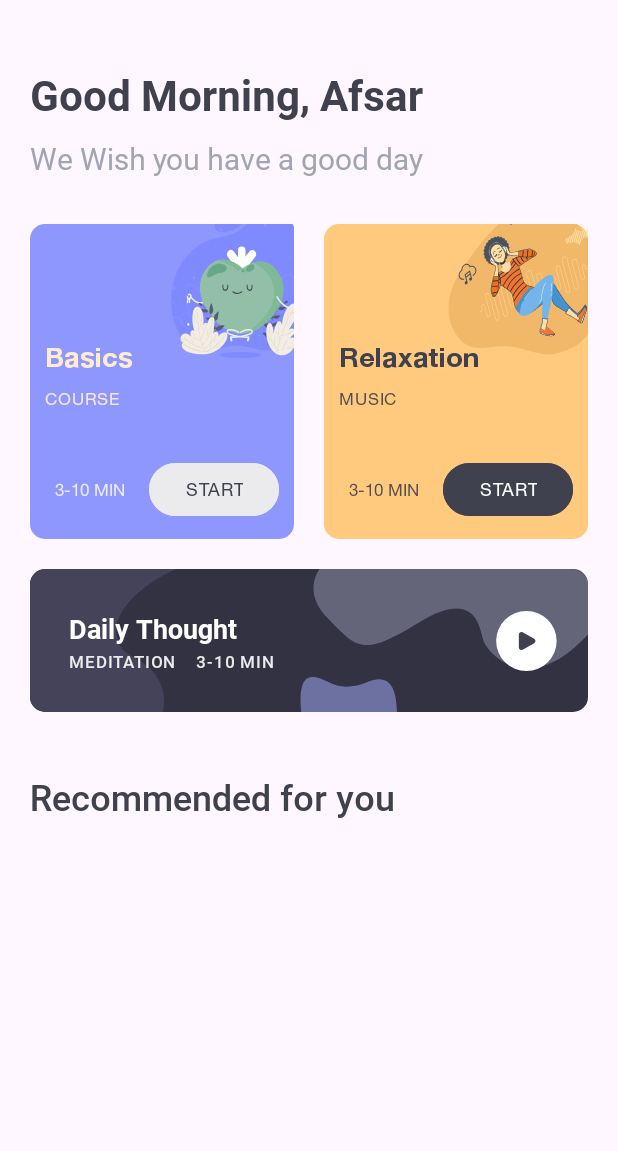
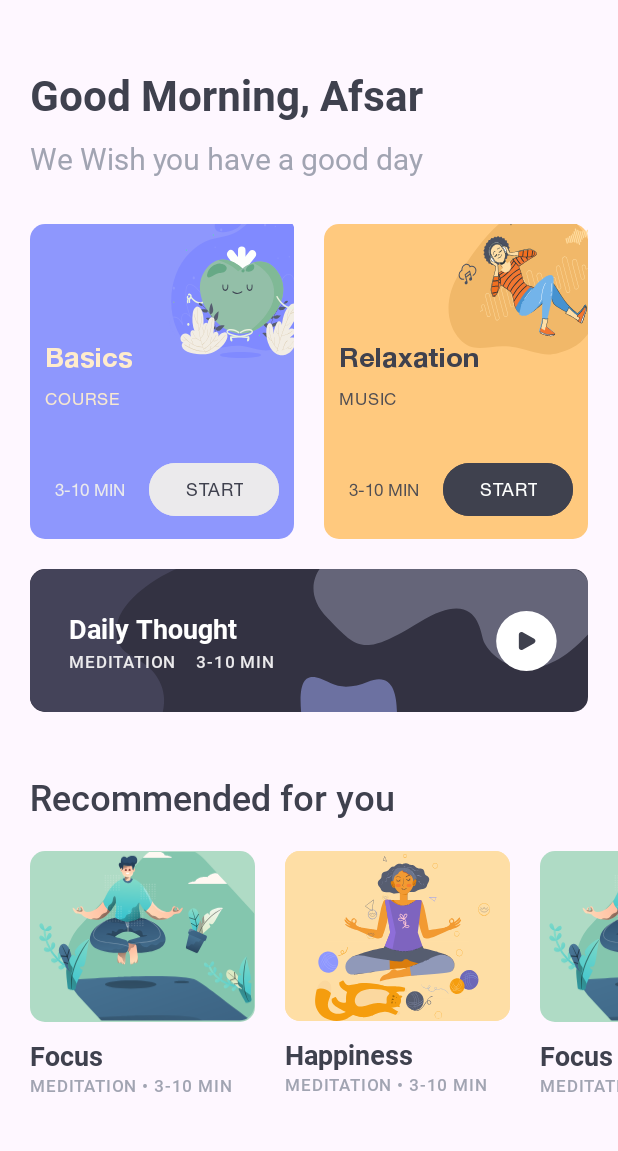
Before and after one commit to Lvntt/SilentMoon, an Android app: the HomeFragment screen opened through its navigation route, on a phone screen of 412 x 824 dp, the part 81-1232 px from its top. Run offline under Robolectric (Android 15) with nearby library versions, the phone set to English and light mode, and no system bars.

Commit message:
finish home screen ui (no nav bar yet)

```diff
--- /dev/null
+++ b/app/src/main/java/dev/lantt/silentmoon/presentation/adapters/MeditationRecommendationAdapter.kt
@@ -0,0 +1,46 @@
+package dev.lantt.silentmoon.presentation.adapters
+
+import android.content.Context
+import android.view.LayoutInflater
+import android.view.View
+import android.view.ViewGroup
+import androidx.core.content.ContextCompat
+import androidx.recyclerview.widget.RecyclerView
+import dev.lantt.silentmoon.R
+import dev.lantt.silentmoon.databinding.ItemMeditationRecommendationBinding
+import dev.lantt.silentmoon.presentation.data.MeditationRecommendation
+
+class MeditationRecommendationAdapter(
+    private val context: Context,
+    private val meditationRecommendations: List<MeditationRecommendation>
+) : RecyclerView.Adapter<MeditationRecommendationAdapter.ViewHolder>() {
+
+    inner class ViewHolder(view: View) : RecyclerView.ViewHolder(view) {
+        private val binding = ItemMeditationRecommendationBinding.bind(view)
+
+        fun bind(recommendation: MeditationRecommendation) = with (binding) {
+            recommendationImage.setImageDrawable(ContextCompat.getDrawable(context, recommendation.image))
+            recommendationImage.backgroundTintList = ContextCompat.getColorStateList(context, recommendation.backgroundColor)
+            recommendationTitle.text = context.resources.getString(recommendation.title)
+            recommendationDescription.text = context.resources.getString(recommendation.description)
+        }
+    }
+
+    override fun onCreateViewHolder(
+        parent: ViewGroup,
+        viewType: Int
+    ): MeditationRecommendationAdapter.ViewHolder {
+        return ViewHolder(
+            LayoutInflater
+                .from(parent.context)
+                .inflate(R.layout.item_meditation_recommendation, parent, false)
+        )
+    }
+
+    override fun getItemCount(): Int = meditationRecommendations.size
+
+    override fun onBindViewHolder(holder: MeditationRecommendationAdapter.ViewHolder, position: Int) {
+        holder.bind(meditationRecommendations[position])
+    }
+
+}
--- a/app/src/main/java/dev/lantt/silentmoon/presentation/adapters/MeditationTopicAdapter.kt
+++ b/app/src/main/java/dev/lantt/silentmoon/presentation/adapters/MeditationTopicAdapter.kt
@@ -13,11 +13,18 @@ import dev.lantt.silentmoon.presentation.data.MeditationTopic
 
 class MeditationTopicAdapter(
     private val context: Context,
-    private val meditationTopics: List<MeditationTopic>
+    private val meditationTopics: List<MeditationTopic>,
+    private val onTopicClick: () -> Unit,
 ) : RecyclerView.Adapter<MeditationTopicAdapter.ViewHolder>() {
 
     inner class ViewHolder(view: View) : RecyclerView.ViewHolder(view) {
         private val binding = ItemMeditationTopicBinding.bind(view)
+
+        init {
+            binding.root.setOnClickListener {
+                onTopicClick()
+            }
+        }
 
         fun bind(topic: MeditationTopic) = with (binding) {
             val topicLayoutParams = topicLayout.layoutParams as FrameLayout.LayoutParams
--- a/app/src/main/java/dev/lantt/silentmoon/presentation/fragments/ChooseTopicFragment.kt
+++ b/app/src/main/java/dev/lantt/silentmoon/presentation/fragments/ChooseTopicFragment.kt
@@ -8,6 +8,7 @@ import android.view.LayoutInflater
 import android.view.View
 import android.view.ViewGroup
 import androidx.fragment.app.Fragment
+import androidx.navigation.fragment.findNavController
 import dev.lantt.silentmoon.R
 import dev.lantt.silentmoon.databinding.FragmentChooseTopicBinding
 import dev.lantt.silentmoon.presentation.adapters.MeditationTopicAdapter
@@ -45,7 +46,10 @@ class ChooseTopicFragment : Fragment() {
 
         val meditationTopicAdapter = MeditationTopicAdapter(
             context = requireContext(),
-            meditationTopics = MockMeditationTopics.topics
+            meditationTopics = MockMeditationTopics.topics,
+            onTopicClick = {
+                findNavController().navigate(R.id.action_chooseTopicFragment_to_homeFragment)
+            }
         )
 
         val meditationTopicsRV = binding.meditationTopics
--- a/app/src/main/java/dev/lantt/silentmoon/presentation/fragments/HomeFragment.kt
+++ b/app/src/main/java/dev/lantt/silentmoon/presentation/fragments/HomeFragment.kt
@@ -1,20 +1,36 @@
 package dev.lantt.silentmoon.presentation.fragments
 
 import android.os.Bundle
-import androidx.fragment.app.Fragment
 import android.view.LayoutInflater
 import android.view.View
 import android.view.ViewGroup
-import dev.lantt.silentmoon.R
+import androidx.fragment.app.Fragment
+import dev.lantt.silentmoon.databinding.FragmentHomeBinding
+import dev.lantt.silentmoon.presentation.adapters.MeditationRecommendationAdapter
+import dev.lantt.silentmoon.presentation.data.MockMeditationRecommendations
 
 class HomeFragment : Fragment() {
+
+    // TODO change
+    private var _binding: FragmentHomeBinding? = null
+    private val binding get() = _binding!!
 
     override fun onCreateView(
         inflater: LayoutInflater, container: ViewGroup?,
         savedInstanceState: Bundle?
-    ): View? {
-        // Inflate the layout for this fragment
-        return inflater.inflate(R.layout.fragment_home, container, false)
+    ): View {
+
+        _binding = FragmentHomeBinding.inflate(layoutInflater, container, false)
+
+        val meditationRecommendationAdapter = MeditationRecommendationAdapter(
+            context = requireContext(),
+            meditationRecommendations = MockMeditationRecommendations.recommendations
+        )
+
+        val meditationRecommendationsRV = binding.recommendations
+        meditationRecommendationsRV.adapter = meditationRecommendationAdapter
+
+        return binding.root
     }
 
 }
--- a/app/src/main/res/layout/fragment_home.xml
+++ b/app/src/main/res/layout/fragment_home.xml
@@ -73,7 +73,7 @@
         layout="@layout/daily_thought_card" />
 
     <TextView
-        android:id="@+id/textView2"
+        android:id="@+id/recommended_for_you"
         android:layout_width="wrap_content"
         android:layout_height="wrap_content"
         android:layout_marginTop="40dp"
@@ -84,12 +84,15 @@
         app:layout_constraintTop_toBottomOf="@id/dailyThoughtCardLayout" />
 
     <androidx.recyclerview.widget.RecyclerView
-        android:id="@+id/recommendationsRecyclerView"
+        android:id="@+id/recommendations"
         android:layout_width="match_parent"
         android:layout_height="0dp"
         android:orientation="horizontal"
         android:layout_marginStart="@dimen/padding_20"
+        android:layout_marginTop="@dimen/padding_20"
         app:layout_constraintStart_toStartOf="parent"
-        app:layout_constraintTop_toBottomOf="@+id/textView2" />
+        app:layout_constraintTop_toBottomOf="@+id/recommended_for_you"
+        app:layoutManager="androidx.recyclerview.widget.LinearLayoutManager"
+        tools:listitem="@layout/item_meditation_recommendation"/>
 
 </androidx.constraintlayout.widget.ConstraintLayout>
--- a/app/src/main/res/layout/item_meditation_recommendation.xml
+++ b/app/src/main/res/layout/item_meditation_recommendation.xml
@@ -1,10 +1,47 @@
 <?xml version="1.0" encoding="utf-8"?>
 <FrameLayout xmlns:android="http://schemas.android.com/apk/res/android"
-    android:layout_width="match_parent"
+    xmlns:app="http://schemas.android.com/apk/res-auto"
+    android:layout_width="wrap_content"
     android:layout_height="match_parent">
 
-    <ImageView
-        android:layout_width="150dp"
-        android:layout_height="wrap_content" />
+    <androidx.constraintlayout.widget.ConstraintLayout
+        android:layout_width="wrap_content"
+        android:layout_height="wrap_content"
+        android:layout_marginEnd="@dimen/padding_20">
+
+        <ImageView
+            android:id="@+id/recommendation_image"
+            android:layout_width="150dp"
+            android:layout_height="wrap_content"
+            android:background="@drawable/meditation_card_shape"
+            android:backgroundTint="@color/meditationRecommendationFocusBgColor"
+            android:contentDescription="@null"
+            android:src="@drawable/img_focus_recommendation"
+            app:layout_constraintEnd_toEndOf="parent"
+            app:layout_constraintStart_toStartOf="parent"
+            app:layout_constraintTop_toTopOf="parent" />
+
+        <TextView
+            android:id="@+id/recommendation_title"
+            android:layout_width="wrap_content"
+            android:layout_height="wrap_content"
+            android:layout_marginTop="10dp"
+            android:text="@string/meditationRecommendationFocus"
+            android:textAppearance="@style/meditationLongCardTitle"
+            android:textColor="@color/darkGray"
+            app:layout_constraintStart_toStartOf="@id/recommendation_image"
+            app:layout_constraintTop_toBottomOf="@id/recommendation_image" />
+
+        <TextView
+            android:id="@+id/recommendation_description"
+            android:layout_width="wrap_content"
+            android:layout_height="wrap_content"
+            android:text="@string/meditationRecommendationDescription"
+            android:textAppearance="@style/meditationLongCardSubtitle"
+            android:textColor="@color/lightGray"
+            app:layout_constraintStart_toStartOf="parent"
+            app:layout_constraintTop_toBottomOf="@+id/recommendation_title" />
+
+    </androidx.constraintlayout.widget.ConstraintLayout>
 
 </FrameLayout>
--- a/app/src/main/res/navigation/nav_graph.xml
+++ b/app/src/main/res/navigation/nav_graph.xml
@@ -55,16 +55,15 @@
         <action
             android:id="@+id/action_chooseTopicFragment_to_remindersFragment"
             app:destination="@id/remindersFragment" />
+        <action
+            android:id="@+id/action_chooseTopicFragment_to_homeFragment"
+            app:destination="@id/homeFragment" />
     </fragment>
     <fragment
         android:id="@+id/remindersFragment"
         android:name="dev.lantt.silentmoon.presentation.fragments.RemindersFragment"
         android:label="fragment_reminders"
-        tools:layout="@layout/fragment_reminders" >
-        <action
-            android:id="@+id/action_remindersFragment_to_homeFragment"
-            app:destination="@id/homeFragment" />
-    </fragment>
+        tools:layout="@layout/fragment_reminders" />
     <fragment
         android:id="@+id/homeFragment"
         android:name="dev.lantt.silentmoon.presentation.fragments.HomeFragment"
```
